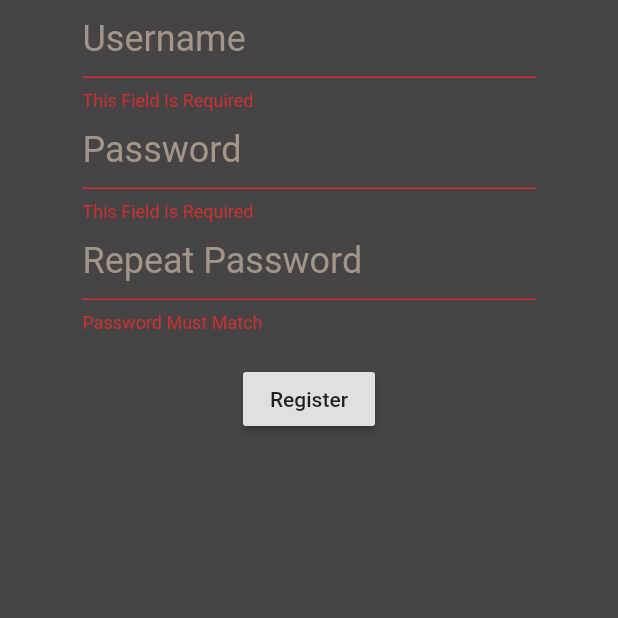
After one commit to l3n3mYl/AtrackS, a Flutter app: the RegistrationScreen screen opened directly, after a tap on "Register", on a phone screen of 412 x 824 dp, the top half of it. The commit adds this screen. Run offline on Flutter 3.47's test engine with Material 2 defaults, Android fonts, the phone set to English and light mode, and no system bars; our stand-ins replace firebase_auth, google_sign_in; missing offline and left inert: flutter_facebook_login; accounts and stored records are empty.

Commit message:
Registration fields are now accepting and sending information to the user model

```diff
--- /dev/null
+++ b/lib/Models/user.dart
@@ -0,0 +1,54 @@
+class User{
+  String username, password, email, weight, height, gender;
+
+  get name {
+    return this.username;
+  }
+
+  set name (String username){
+    this.username = username;
+  }
+
+  get pass {
+    return this.password;
+  }
+
+  set pass (String password){
+    this.password = password;
+  }
+
+  get mail {
+    return this.email;
+  }
+
+  set mail (String email) {
+    this.email = email;
+  }
+
+  get w {
+    return this.weight;
+  }
+
+  set w (String weight){
+    this.weight = weight;
+  }
+
+  get h {
+    return this.height;
+  }
+
+  set h (String height){
+    this.height = height;
+  }
+
+  get g {
+    return this.gender;
+  }
+
+  set g (String gender) {
+    this.gender = gender;
+  }
+
+  User({this.username, this.password, this.email, this.weight, this.height, this.gender});
+
+}
--- /dev/null
+++ b/lib/Registration/registration_screen.dart
@@ -0,0 +1,136 @@
+
+import 'package:com/Models/user.dart';
+import 'package:com/Services/auth.dart';
+import 'package:flutter/material.dart';
+
+final Color mainColor = Color.fromRGBO(71, 68, 70, 1);
+final Color textColor = Color.fromRGBO(163, 149, 135, 1);
+final Color accentColor = Color.fromRGBO(213, 1, 1, 1);
+
+class RegistrationScreen extends StatefulWidget {
+
+  @override
+  _RegistrationScreenState createState() => _RegistrationScreenState();
+}
+
+class _RegistrationScreenState extends State<RegistrationScreen> {
+  User _user = new User();
+  final AuthService _auth = new AuthService();
+  final _formKey = GlobalKey<FormState>();
+//  bool checkPass = false;
+
+  @override
+  Widget build(BuildContext context) {
+    return Scaffold(
+      body: SafeArea(
+        child: Container(
+          color: mainColor,
+          child: Form(
+            key: _formKey,
+            child: Column(
+              children: <Widget>[
+                Padding(
+                  padding: EdgeInsets.symmetric(horizontal: 55.0),
+                  child: TextFormField(
+                    validator: (usernameField) {
+                      if(usernameField.isEmpty) return 'This Field Is Required';
+                      else return null;
+                    },
+                    textAlign: TextAlign.left,
+                    maxLines: 1,
+                    style: TextStyle(
+                      fontSize: 24.0,
+                      color: textColor,
+                    ),
+                    cursorColor: accentColor,
+                    decoration: InputDecoration(
+                        hintText: 'Username',
+                        hintStyle: TextStyle(color: textColor),
+                        enabledBorder: UnderlineInputBorder(
+                            borderSide: BorderSide(color: accentColor)),
+                        focusedBorder: UnderlineInputBorder(
+                            borderSide: BorderSide(color: accentColor)),
+                        border: UnderlineInputBorder(
+                            borderSide: BorderSide(color: accentColor))),
+                    onChanged: (usernameField){
+                      _user.name = usernameField;
+                    },
+                  ),
+                ),
+                Padding(
+                  padding: EdgeInsets.symmetric(horizontal: 55.0),
+                  child: TextFormField(
+                    validator: (passwordField) {
+                      if(passwordField.isEmpty) return 'This Field Is Required';
+                      if(passwordField.length < 5) return 'Passwords must be at least 6 chars long';
+                      else return null;
+                    },
+                    textAlign: TextAlign.left,
+                    maxLines: 1,
+                    keyboardType: TextInputType.visiblePassword,
+                    obscureText: true,
+                    style: TextStyle(
+                      fontSize: 24.0,
+                      color: textColor,
+                    ),
+                    cursorColor: accentColor,
+                    decoration: InputDecoration(
+                        hintText: 'Password',
+                        hintStyle: TextStyle(color: textColor),
+                        enabledBorder: UnderlineInputBorder(
+                            borderSide: BorderSide(color: accentColor)),
+                        focusedBorder: UnderlineInputBorder(
+                            borderSide: BorderSide(color: accentColor)),
+                        border: UnderlineInputBorder(
+                            borderSide: BorderSide(color: accentColor))),
+                    onChanged: (passwordField){
+                      _user.pass = passwordField;
+                    },
+                  ),
+                ),
+                Padding(
+                  padding: EdgeInsets.symmetric(horizontal: 55.0),
+                  child: TextFormField(
+                    validator: (repPassField) {
+                      if(repPassField != _user.password) return 'Password Must Match';
+                      else return null;
+                    },
+                    textAlign: TextAlign.left,
+                    maxLines: 1,
+                    keyboardType: TextInputType.visiblePassword,
+                    obscureText: true,
+                    style: TextStyle(
+                      fontSize: 24.0,
+                      color: textColor,
+                    ),
+                    cursorColor: accentColor,
+                    decoration: InputDecoration(
+                        hintText: 'Repeat Password',
+                        hintStyle: TextStyle(color: textColor),
+                        enabledBorder: UnderlineInputBorder(
+                            borderSide: BorderSide(color: accentColor)),
+                        focusedBorder: UnderlineInputBorder(
+                            borderSide: BorderSide(color: accentColor)),
+                        border: UnderlineInputBorder(
+                            borderSide: BorderSide(color: accentColor))),
+                    onChanged: (repPassField){},
+                  ),
+                ),
+                SizedBox(height: 20.0,),
+                RaisedButton(
+                  child: Text('Register'),
+                  onPressed: () async {
+                    if(_formKey.currentState.validate()){
+                      print(_user.name);
+                      print(_user.pass);
+                    }
+                  },
+                )
+              ],
+            ),
+          ),
+        ),
+      ),
+    );
+  }
+}
--- a/lib/SignIn/sign_in_screen.dart
+++ b/lib/SignIn/sign_in_screen.dart
@@ -1,3 +1,4 @@
+import 'package:com/Registration/registration_screen.dart';
 import 'package:com/Services/auth.dart';
 import 'package:flutter/material.dart';
 
@@ -119,6 +120,12 @@ class SignInScreen extends StatelessWidget {
                 onPressed: () async {
                   await _authService.signOutFacebook();
                 },
+              ),
+              RaisedButton(
+                child: Text('Register'),
+                onPressed: () {
+                  Navigator.of(context).push(MaterialPageRoute(builder: (_) => RegistrationScreen()));
+                },
               )
             ],
           ),
```
